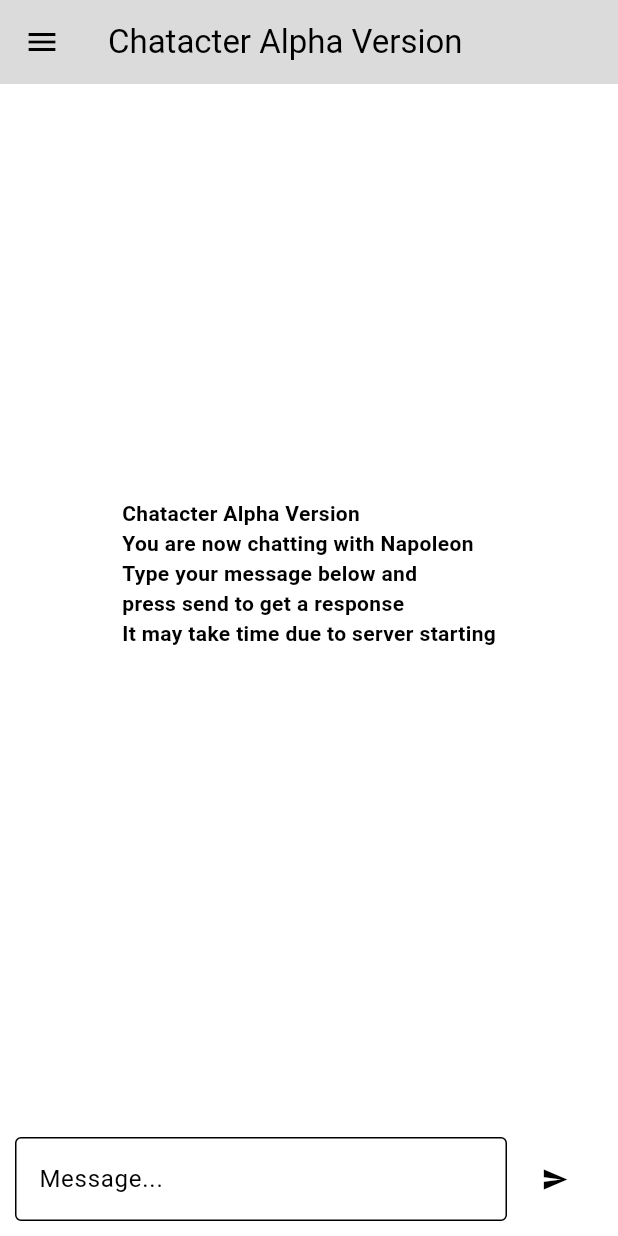
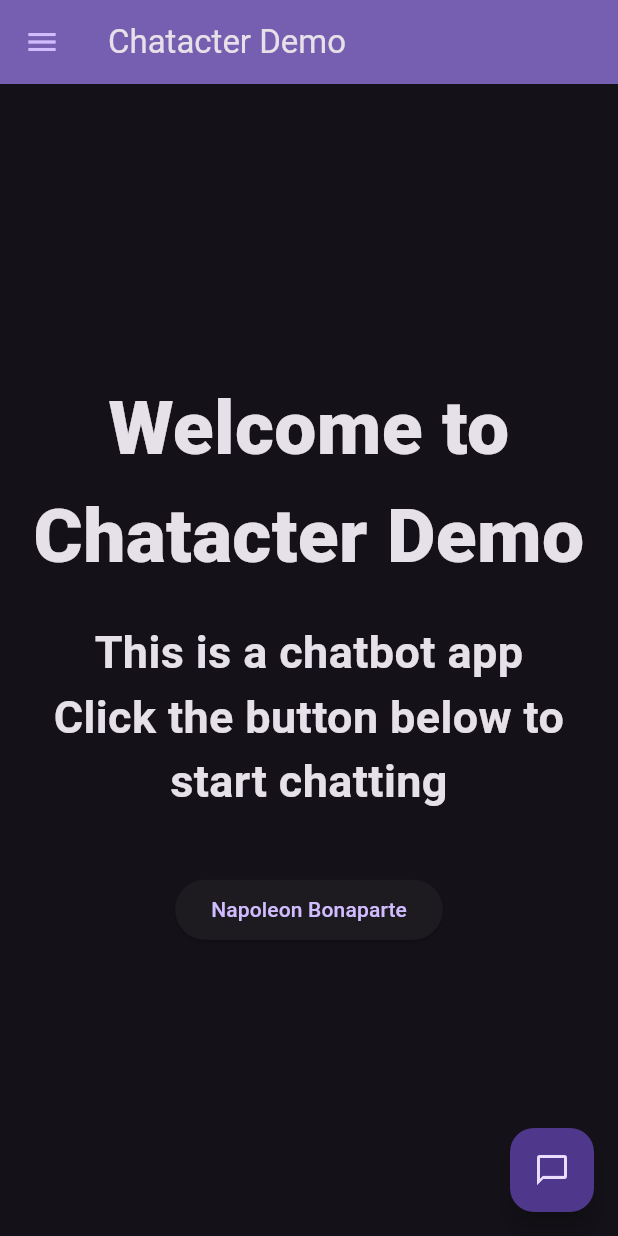
Before and after one commit to AlphaSphereDotAI/chatacter, a Flutter app: the screen it shows after launch, on a phone screen of 412 x 824 dp. Run offline on Flutter 3.47's test engine with Material 3 defaults, Android fonts, the light colour scheme and no system bars; drawn by our look-alikes of animated_text_kit.

Commit message:
Refactor main.dart and update theme

```diff
--- /dev/null
+++ b/frontend/lib/Pages/home.dart
@@ -0,0 +1,77 @@
+import 'package:animated_text_kit/animated_text_kit.dart';
+import 'package:chatacter/Pages/chat.dart';
+import 'package:flutter/material.dart';
+
+class Home extends StatelessWidget {
+  const Home({super.key});
+  @override
+  Widget build(BuildContext context) {
+    return Scaffold(
+      appBar: AppBar(
+        backgroundColor: Theme.of(context).colorScheme.inversePrimary,
+        elevation: 50,
+        leading: IconButton(
+          onPressed: () => print('Menu button pressed'),
+          icon: Icon(Icons.menu, color: Theme.of(context).colorScheme.primary),
+        ),
+        title: const Text('Chatacter Demo'),
+      ),
+      body: Center(
+        child: Column(
+          mainAxisAlignment: MainAxisAlignment.center,
+          children: [
+            AnimatedTextKit(
+              isRepeatingAnimation: false,
+              animatedTexts: [
+                TypewriterAnimatedText(
+                  'Welcome to Chatacter Demo',
+                  textAlign: TextAlign.center,
+                  textStyle: const TextStyle(
+                    fontWeight: FontWeight.w900,
+                    fontSize: 50,
+                  ),
+                ),
+              ],
+            ),
+            const SizedBox(height: 20),
+            AnimatedTextKit(
+              isRepeatingAnimation: false,
+              animatedTexts: [
+                TypewriterAnimatedText(
+                  'This is a chatbot app\nClick the button below to start chatting',
+                  textAlign: TextAlign.center,
+                  textStyle: const TextStyle(
+                    fontWeight: FontWeight.bold,
+                    fontSize: 30,
+                  ),
+                ),
+              ],
+            ),
+            const SizedBox(height: 40),
+            ElevatedButton(
+              onPressed: () {
+                print('Button pressed');
+                Navigator.push(
+                  context,
+                  MaterialPageRoute(builder: (context) => const Chat()),
+                );
+              },
+              child: const Text('Napoleon Bonaparte'),
+            ),
+          ],
+        ),
+      ),
+      floatingActionButton: FloatingActionButton(
+        onPressed: () {
+          print('Floating action button pressed');
+          Navigator.push(
+            context,
+            MaterialPageRoute(builder: (context) => const Chat()),
+          );
+        },
+        tooltip: 'Go to chat page',
+        child: const Icon(Icons.chat_bubble_outline),
+      ),
+    );
+  }
+}
--- a/frontend/lib/main.dart
+++ b/frontend/lib/main.dart
@@ -1,184 +1,38 @@
-import 'dart:convert';
+import 'package:flutter/material.dart';
 
-import 'package:animated_text_kit/animated_text_kit.dart';
-import 'package:flutter/material.dart';
-// import 'package:google_fonts/google_fonts.dart';
-import 'package:http/http.dart' as http;
+import 'Pages/chat.dart';
+import 'Pages/home.dart';
 
 void main() {
   runApp(const MyApp());
 }
 
-Future<Map<String, dynamic>> getResponse(String query) async {
-  final response = await http.post(Uri.parse(
-      "https://8000-01hqrk1qr2p3w6cc5np0wk0ys5.cloudspaces.litng.ai/predict?query='$query'"));
-  if (response.statusCode == 200) {
-    Map<String, dynamic> data = jsonDecode(jsonDecode(response.body));
-    return data;
-  } else {
-    throw Exception('Failed to load data');
-  }
-}
-
 class MyApp extends StatelessWidget {
   const MyApp({super.key});
-
-  // This widget is the root of your application.
   @override
   Widget build(BuildContext context) {
     return MaterialApp(
-      title: 'Chatacter Demo',
-      theme: ThemeData(
-        // This is the theme of your application.
-        //
-        // TRY THIS: Try running your application with "flutter run". You'll see
-        // the application has a purple toolbar. Then, without quitting the app,
-        // try changing the seedColor in the colorScheme below to Colors.green
-        // and then invoke "hot reload" (save your changes or press the "hot
-        // reload" button in a Flutter-supported IDE, or press "r" if you used
-        // the command line to start the app).
-        //
-        // Notice that the counter didn't reset back to zero; the application
-        // state is not lost during the reload. To reset the state, use hot
-        // restart instead.
-        //
-        // This works for code too, not just values: Most code changes can be
-        // tested with just a hot reload.
-        colorScheme: const ColorScheme(
-          primary: Colors.black,
-          secondary: Colors.red,
-          surface: Colors.white,
-          background: Color.fromARGB(255, 255, 255, 255),
-          error: Colors.red,
-          onPrimary: Colors.white,
-          onSecondary: Colors.white,
-          onSurface: Colors.black,
-          onBackground: Colors.black,
-          onError: Colors.white,
-          brightness: Brightness.light,
-        ),
-        useMaterial3: true,
-      ),
-      home: const MyHomePage(title: 'Chatacter Alpha Version'),
-    );
+        title: 'Chatacter Demo',
+        theme: ThemeData.dark(),
+        // theme: ThemeData(
+        //   colorScheme: const ColorScheme(
+        //     primary: Colors.black,
+        //     secondary: Colors.red,
+        //     surface: Colors.white,
+        //     background: Color.fromARGB(255, 255, 255, 255),
+        //     error: Colors.red,
+        //     onPrimary: Colors.white,
+        //     onSecondary: Colors.white,
+        //     onSurface: Colors.black,
+        //     onBackground: Colors.black,
+        //     onError: Colors.white,
+        //     brightness: Brightness.light,
+        //   ),
+        // ),
+        initialRoute: '/',
+        routes: {
+          '/': (context) => const Home(),
+          '/chat': (context) => const Chat(),
+        });
   }
 }
-
-class MyHomePage extends StatefulWidget {
-  const MyHomePage({super.key, required this.title});
-
-  // This widget is the home page of your application. It is stateful, meaning
-  // that it has a State object (defined below) that contains fields that affect
-  // how it looks.
-  // This class is the configuration for the state. It holds the values (in this
-  // case the title) provided by the parent (in this case the App widget) and
-  // used by the build method of the State. Fields in a Widget subclass are
-  // always marked "final".
-
-  final String title;
-
-  @override
-  State<MyHomePage> createState() => _MyHomePageState();
-}
-
-class _MyHomePageState extends State<MyHomePage> {
-  late String _message;
-  late String _response = '';
-  updateMessage(String value) {
-    print('The value is: $value');
-    setState(() {
-      _message = value;
-    });
-  }
-
-  submitValue(String value) {
-    print('submit: $value');
-    getResponse(value).then((response) {
-      print(response);
-      setState(() {
-        _response = response['response'];
-      });
-    });
-  }
-
-  @override
-  Widget build(BuildContext context) {
-    return Scaffold(
-      appBar: AppBar(
-        backgroundColor: Theme.of(context).colorScheme.inversePrimary,
-        elevation: 50,
-        leading: IconButton(
-          onPressed: () => print('Menu button pressed'),
-          icon: Icon(Icons.menu, color: Theme.of(context).colorScheme.primary),
-        ),
-        // Here we take the value from the MyHomePage object that was created by
-        // the App.build method, and use it to set our appbar title.
-        title: Text(widget.title),
-      ),
-      body: Center(
-        // Center is a layout widget. It takes a single child and positions it
-        // in the middle of the parent.
-        child: Column(
-          mainAxisAlignment: MainAxisAlignment.center,
-          children: [
-            AnimatedTextKit(
-              animatedTexts: [
-                TypewriterAnimatedText(
-                  'Chatacter Alpha Version\nYou are now chatting with Napoleon\nType your message below and\npress send to get a response\nIt may take time due to server starting\n',
-                  textStyle: const TextStyle(
-                    fontWeight: FontWeight.bold,
-                    color: Colors.black,
-                    // fontFamily: GoogleFonts.jetBrainsMono().fontFamily,
-                  ),
-                  speed: const Duration(milliseconds: 100),
-                ),
-              ],
-              repeatForever: false,
-              isRepeatingAnimation: false,
-            ),
-            Text(
-              _response,
-              style: const TextStyle(
-                fontWeight: FontWeight.bold,
-                fontFamily: 'JetBrainsMono',
-              ),
-            ),
-          ],
-        ),
-      ),
-      bottomNavigationBar: Padding(
-        padding:
-            EdgeInsets.only(bottom: MediaQuery.of(context).viewInsets.bottom),
-        child: Container(
-          margin: const EdgeInsets.all(10),
-          child: Row(
-            children: [
-              Expanded(
-                child: TextField(
-                  decoration: const InputDecoration(
-                    hintText: 'Message...',
-                    hintStyle: TextStyle(color: Color.fromARGB(255, 0, 0, 0)),
-                    border: OutlineInputBorder(
-                        borderSide: BorderSide(color: Colors.black)),
-                  ),
-                  onChanged: updateMessage,
-                ),
-              ),
-              TextButton(
-                onPressed: () => submitValue(_message),
-                onHover: (value) {
-                  print('Hovering over the button');
-                },
-                // elevation: 0,
-                child: const Icon(
-                  Icons.send,
-                  color: Color.fromARGB(255, 0, 0, 0),
-                ),
-              ),
-            ],
-          ),
-        ),
-      ),
-    );
-  }
-}
```
Also changed, not shown: frontend/lib/Pages/chat.dart (added, +119 -0 lines), 1 other file.
